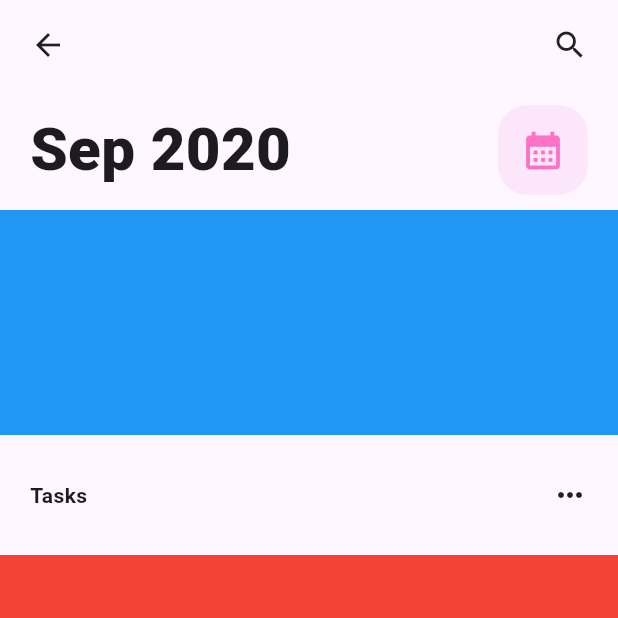
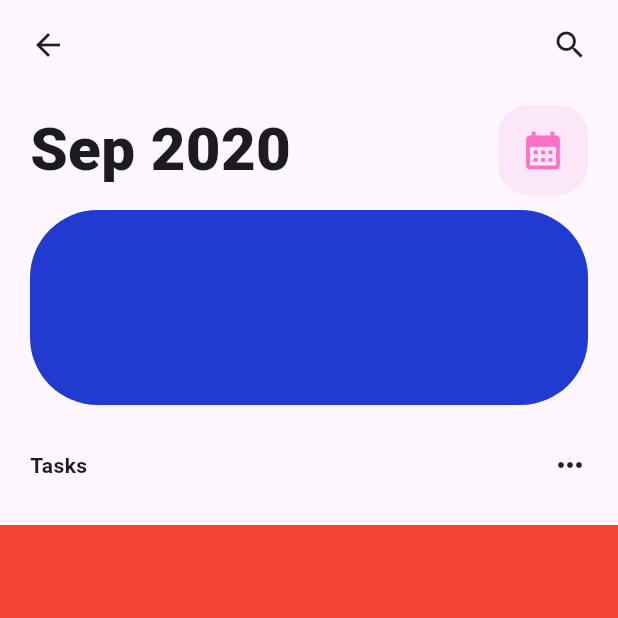
Before and after one commit to maximeroucher/formationflutter, a Flutter app: the screen it shows after launch, on a phone screen of 412 x 824 dp, the top half of it. Run offline on Flutter 3.47's test engine with Material 2 defaults, Android fonts, the phone set to English and light mode, and no system bars.

Commit message:
feat: adding first bloc

```diff
--- /dev/null
+++ b/lib/calendar.dart
@@ -0,0 +1,18 @@
+import 'package:flutter/material.dart';
+
+class Calendar extends StatelessWidget {
+  const Calendar({super.key});
+
+  @override
+  Widget build(BuildContext context) {
+    return Padding(
+      padding: const EdgeInsets.symmetric(horizontal: 20),
+      child: Container(
+        decoration: BoxDecoration(
+            color: const Color.fromARGB(255, 33, 59, 209),
+            borderRadius: BorderRadius.circular(45)),
+        height: 130,
+      ),
+    );
+  }
+}
--- a/lib/tuto_page.dart
+++ b/lib/tuto_page.dart
@@ -2,6 +2,8 @@ import 'package:flutter/material.dart';
 import 'package:formationflutter/task_bar.dart';
 import 'package:formationflutter/title_bar.dart';
 import 'package:formationflutter/top_bar.dart';
+
+import 'calendar.dart';
 
 class TutoPage extends StatelessWidget {
   const TutoPage({Key? key}) : super(key: key);
@@ -11,10 +13,7 @@ class TutoPage extends StatelessWidget {
     return Column(children: [
       const TopBar(),
       const TitleBar(),
-      Container(
-        color: Colors.blue,
-        height: 150,
-      ),
+      const Calendar(),
       const TaskBar(),
       Expanded(
         child: Container(
```
